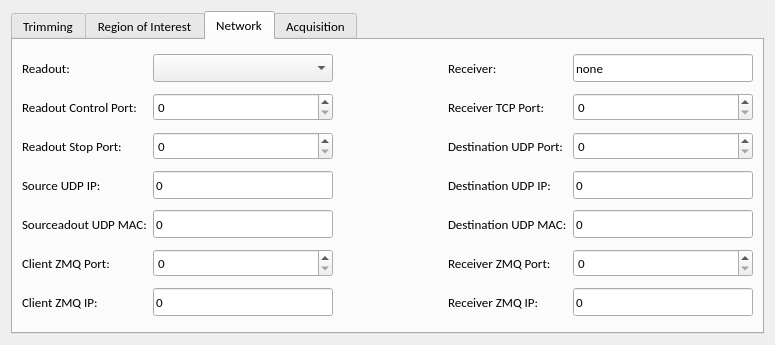
Before: the Qt Designer form slsDetectorGui/forms/form_tab_advanced.ui in slsdetectorgroup/slsDetectorPackage, drawn with Qt 5.
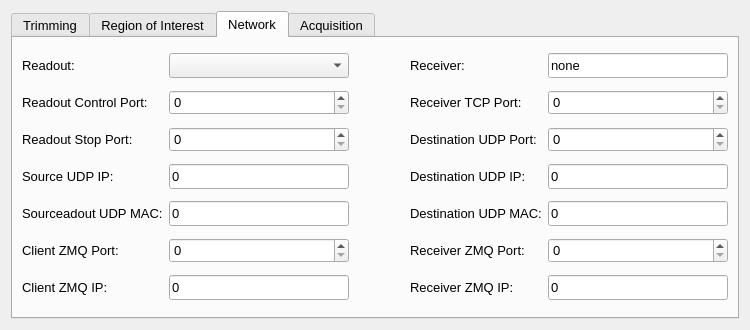
After: the same form once the commit is applied. The open tabs and pages were chosen to show the change. Icons and pictures are not drawn.

```diff
--- a/slsDetectorGui/forms/form_tab_advanced.ui
+++ b/slsDetectorGui/forms/form_tab_advanced.ui
@@ -6,8 +6,8 @@
    <rect>
     <x>0</x>
     <y>0</y>
-    <width>775</width>
-    <height>345</height>
+    <width>750</width>
+    <height>330</height>
    </rect>
   </property>
   <property name="sizePolicy">
@@ -24,13 +24,13 @@
   </property>
   <property name="maximumSize">
    <size>
-    <width>775</width>
-    <height>345</height>
+    <width>760</width>
+    <height>16777215</height>
    </size>
   </property>
   <property name="font">
    <font>
-    <family>Carlito</family>
+    <family>Cantarell</family>
     <pointsize>10</pointsize>
    </font>
   </property>
@@ -53,8 +53,15 @@
        <verstretch>0</verstretch>
       </sizepolicy>
      </property>
+     <property name="maximumSize">
+      <size>
+       <width>760</width>
+       <height>16777215</height>
+      </size>
+     </property>
      <property name="font">
       <font>
+       <family>Cantarell</family>
        <pointsize>10</pointsize>
       </font>
      </property>
@@ -364,6 +371,12 @@
       </layout>
      </widget>
      <widget class="QWidget" name="tab_network">
+      <property name="font">
+       <font>
+        <family>Cantarell</family>
+        <pointsize>10</pointsize>
+       </font>
+      </property>
       <attribute name="title">
        <string>Network</string>
       </attribute>
@@ -385,9 +398,15 @@
          <property name="maximumSize">
           <size>
            <width>16777215</width>
-           <height>28</height>
+           <height>25</height>
           </size>
          </property>
+         <property name="font">
+          <font>
+           <family>Cantarell</family>
+           <pointsize>10</pointsize>
+          </font>
+         </property>
          <property name="toolTip">
           <string>Sets Control Port
 #port#</string>
@@ -435,9 +454,15 @@
          <property name="maximumSize">
           <size>
            <width>16777215</width>
-           <height>28</height>
+           <height>25</height>
           </size>
          </property>
+         <property name="font">
+          <font>
+           <family>Cantarell</family>
+           <pointsize>10</pointsize>
+          </font>
+         </property>
          <property name="toolTip">
           <string>Sets the Receiver Hostname, connects to it and gets the receiver mac address and eth. Sets some receiver parameters like file name, file dir, file index in receiver. 
 #rx_hostname#</string>
@@ -455,6 +480,12 @@
            <verstretch>0</verstretch>
           </sizepolicy>
          </property>
+         <property name="font">
+          <font>
+           <family>Cantarell</family>
+           <pointsize>10</pointsize>
+          </font>
+         </property>
          <property name="text">
           <string>Destination UDP IP:</string>
          </property>
@@ -468,6 +499,12 @@
            <verstretch>0</verstretch>
           </sizepolicy>
          </property>
+         <property name="font">
+          <font>
+           <family>Cantarell</family>
+           <pointsize>10</pointsize>
+          </font>
+         </property>
          <property name="text">
           <string>Readout Control Port:</string>
          </property>
@@ -490,9 +527,15 @@
          <property name="maximumSize">
           <size>
            <width>16777215</width>
-           <height>28</height>
+           <height>25</height>
           </size>
          </property>
+         <property name="font">
+          <font>
+           <family>Cantarell</family>
+           <pointsize>10</pointsize>
+          </font>
+         </property>
          <property name="toolTip">
           <string>Sets the Receiver UDP IP
 #rx_udpip#</string>
@@ -519,9 +562,15 @@
          <property name="maximumSize">
           <size>
            <width>16777215</width>
-           <height>28</height>
+           <height>25</height>
           </size>
          </property>
+         <property name="font">
+          <font>
+           <family>Cantarell</family>
+           <pointsize>10</pointsize>
+          </font>
+         </property>
          <property name="toolTip">
           <string>Sets the Receiver UDP MAC
 #rx_udpmac#</string>
@@ -548,9 +597,15 @@
          <property name="maximumSize">
           <size>
            <width>16777215</width>
-           <height>28</height>
+           <height>25</height>
           </size>
          </property>
+         <property name="font">
+          <font>
+           <family>Cantarell</family>
+           <pointsize>10</pointsize>
+          </font>
+         </property>
          <property name="toolTip">
           <string>Sets the detector MAC to send packets to receiver
 #detectormac#</string>
@@ -577,9 +632,15 @@
          <property name="maximumSize">
           <size>
            <width>16777215</width>
-           <height>28</height>
+           <height>25</height>
           </size>
          </property>
+         <property name="font">
+          <font>
+           <family>Cantarell</family>
+           <pointsize>10</pointsize>
+          </font>
+         </property>
          <property name="toolTip">
           <string>Sets Receiver UDP Port
 #rx_udpport#</string>
@@ -627,9 +688,15 @@
          <property name="maximumSize">
           <size>
            <width>16777215</width>
-           <height>28</height>
+           <height>25</height>
           </size>
          </property>
+         <property name="font">
+          <font>
+           <family>Cantarell</family>
+           <pointsize>10</pointsize>
+          </font>
+         </property>
          <property name="toolTip">
           <string notr="true">Sets Receiver TCP Port
 #rx_tcpport#</string>
@@ -668,6 +735,12 @@
            <verstretch>0</verstretch>
           </sizepolicy>
          </property>
+         <property name="font">
+          <font>
+           <family>Cantarell</family>
+           <pointsize>10</pointsize>
+          </font>
+         </property>
          <property name="text">
           <string>Client ZMQ IP:</string>
          </property>
@@ -690,9 +763,15 @@
          <property name="maximumSize">
           <size>
            <width>16777215</width>
-           <height>28</height>
+           <height>25</height>
           </size>
          </property>
+         <property name="font">
+          <font>
+           <family>Cantarell</family>
+           <pointsize>10</pointsize>
+          </font>
+         </property>
          <property name="toolTip">
           <string>Sets the detector IP to send packets to receiver
 #detectorip#</string>
@@ -719,9 +798,15 @@
          <property name="maximumSize">
           <size>
            <width>16777215</width>
-           <height>28</height>
+           <height>25</height>
           </size>
          </property>
+         <property name="font">
+          <font>
+           <family>Cantarell</family>
+           <pointsize>10</pointsize>
+          </font>
+         </property>
          <property name="toolTip">
           <string>Sets Stop Port 
 #stopport#</string>
@@ -760,6 +845,12 @@
            <verstretch>0</verstretch>
           </sizepolicy>
          </property>
+         <property name="font">
+          <font>
+           <family>Cantarell</family>
+           <pointsize>10</pointsize>
+          </font>
+         </property>
          <property name="text">
           <string>Receiver ZMQ IP:</string>
          </property>
@@ -773,6 +864,12 @@
            <verstretch>0</verstretch>
           </sizepolicy>
          </property>
+         <property name="font">
+          <font>
+           <family>Cantarell</family>
+           <pointsize>10</pointsize>
+          </font>
+         </property>
          <property name="text">
           <string>Receiver TCP Port:</string>
          </property>
@@ -795,9 +892,15 @@
          <property name="maximumSize">
           <size>
            <width>16777215</width>
-           <height>28</height>
+           <height>25</height>
           </size>
          </property>
+         <property name="font">
+          <font>
+           <family>Cantarell</family>
+           <pointsize>10</pointsize>
+          </font>
+         </property>
          <property name="toolTip">
           <string>Sets Stop Port 
 #stopport#</string>
@@ -836,6 +939,12 @@
            <verstretch>0</verstretch>
           </sizepolicy>
          </property>
+         <property name="font">
+          <font>
+           <family>Cantarell</family>
+           <pointsize>10</pointsize>
+          </font>
+         </property>
          <property name="text">
           <string>Destination UDP Port:</string>
          </property>
@@ -858,9 +967,15 @@
          <property name="maximumSize">
           <size>
            <width>16777215</width>
-           <height>28</height>
+           <height>25</height>
           </size>
          </property>
+         <property name="font">
+          <font>
+           <family>Cantarell</family>
+           <pointsize>10</pointsize>
+          </font>
+         </property>
          <property name="toolTip">
           <string>Sets Receiver UDP Port
 #rx_udpport#</string>
@@ -908,9 +1023,15 @@
          <property name="maximumSize">
           <size>
            <width>16777215</width>
-           <height>28</height>
+           <height>25</height>
           </size>
          </property>
+         <property name="font">
+          <font>
+           <family>Cantarell</family>
+           <pointsize>10</pointsize>
+          </font>
+         </property>
          <property name="toolTip">
           <string>Sets the Receiver UDP IP
 #rx_udpip#</string>
@@ -928,6 +1049,12 @@
            <verstretch>0</verstretch>
           </sizepolicy>
          </property>
+         <property name="font">
+          <font>
+           <family>Cantarell</family>
+           <pointsize>10</pointsize>
+          </font>
+         </property>
          <property name="text">
           <string>Client ZMQ Port: </string>
          </property>
@@ -966,9 +1093,15 @@
          <property name="maximumSize">
           <size>
            <width>16777215</width>
-           <height>28</height>
+           <height>25</height>
           </size>
          </property>
+         <property name="font">
+          <font>
+           <family>Cantarell</family>
+           <pointsize>10</pointsize>
+          </font>
+         </property>
         </widget>
        </item>
        <item row="4" column="0">
@@ -979,6 +1112,12 @@
            <verstretch>0</verstretch>
           </sizepolicy>
          </property>
+         <property name="font">
+          <font>
+           <family>Cantarell</family>
+           <pointsize>10</pointsize>
+          </font>
+         </property>
          <property name="text">
           <string>Sourceadout UDP MAC:</string>
          </property>
@@ -998,6 +1137,12 @@
            <height>0</height>
           </size>
          </property>
+         <property name="font">
+          <font>
+           <family>Cantarell</family>
+           <pointsize>10</pointsize>
+          </font>
+         </property>
          <property name="text">
           <string>Readout:</string>
          </property>
@@ -1011,6 +1156,12 @@
            <verstretch>0</verstretch>
           </sizepolicy>
          </property>
+         <property name="font">
+          <font>
+           <family>Cantarell</family>
+           <pointsize>10</pointsize>
+          </font>
+         </property>
          <property name="text">
           <string>Receiver ZMQ Port:</string>
          </property>
@@ -1024,6 +1175,12 @@
            <verstretch>0</verstretch>
           </sizepolicy>
          </property>
+         <property name="font">
+          <font>
+           <family>Cantarell</family>
+           <pointsize>10</pointsize>
+          </font>
+         </property>
          <property name="text">
           <string>Destination UDP MAC:</string>
          </property>
@@ -1037,6 +1194,12 @@
            <verstretch>0</verstretch>
           </sizepolicy>
          </property>
+         <property name="font">
+          <font>
+           <family>Cantarell</family>
+           <pointsize>10</pointsize>
+          </font>
+         </property>
          <property name="text">
           <string>Source UDP IP:</string>
          </property>
@@ -1050,6 +1213,12 @@
            <verstretch>0</verstretch>
           </sizepolicy>
          </property>
+         <property name="font">
+          <font>
+           <family>Cantarell</family>
+           <pointsize>10</pointsize>
+          </font>
+         </property>
          <property name="text">
           <string>Readout Stop Port:</string>
          </property>
@@ -1072,9 +1241,15 @@
          <property name="maximumSize">
           <size>
            <width>16777215</width>
-           <height>28</height>
+           <height>25</height>
           </size>
          </property>
+         <property name="font">
+          <font>
+           <family>Cantarell</family>
+           <pointsize>10</pointsize>
+          </font>
+         </property>
          <property name="toolTip">
           <string>Sets the detector IP to send packets to receiver
 #detectorip#</string>
@@ -1092,6 +1267,12 @@
            <verstretch>0</verstretch>
           </sizepolicy>
          </property>
+         <property name="font">
+          <font>
+           <family>Cantarell</family>
+           <pointsize>10</pointsize>
+          </font>
+         </property>
          <property name="text">
           <string>Receiver:</string>
          </property>
```
Left out of the diff: 238 changed lines with no effect on the pictures.
